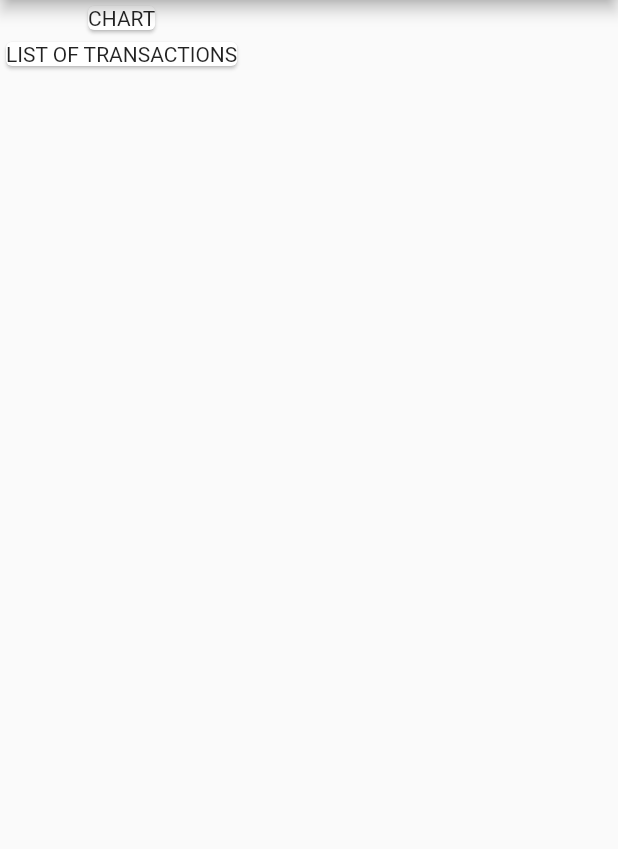
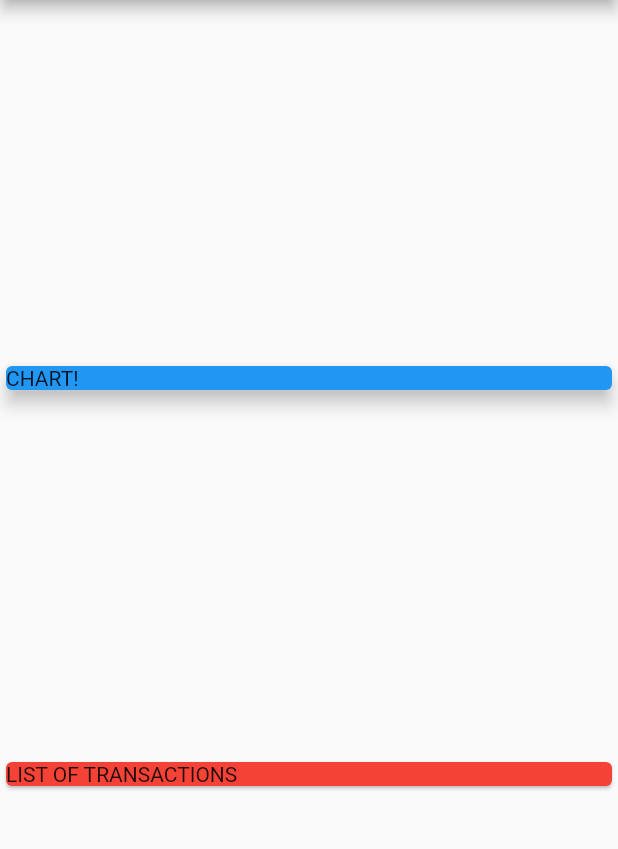
Before and after one commit to gyalche/flutter_expense_planner, a Flutter app: the screen it shows after launch, on a phone screen of 412 x 824 dp, the part 84-933 px from its top. Run offline on Flutter 3.47's test engine with Material 2 defaults, Android fonts, the phone set to English and light mode, and no system bars.

Commit message:
worked on main and cros axisalignment

```diff
--- a/lib/main.dart
+++ b/lib/main.dart
@@ -53,9 +53,20 @@ class _MyHomePageState extends State<MyHomePage> {
         title: Text('Expense tracker'),
       ),
       body: Column(
+        mainAxisAlignment: MainAxisAlignment.spaceEvenly,
+        crossAxisAlignment: CrossAxisAlignment.stretch,
         children:<Widget>[
-          Card(child:Text("CHART")),
-          Card(child:Text("LIST OF TRANSACTIONS"),)
+           Container(
+             width:double.infinity,
+             child: const Card(
+               color:Colors.blue,
+                child: Text("CHART!"),
+              elevation:5,
+          ),
+           ),
+           Card(
+             color:Colors.red,
+             child:Text("LIST OF TRANSACTIONS"),)
         ]
       )
       // This trailing comma makes auto-formatting nicer for build methods.
```
